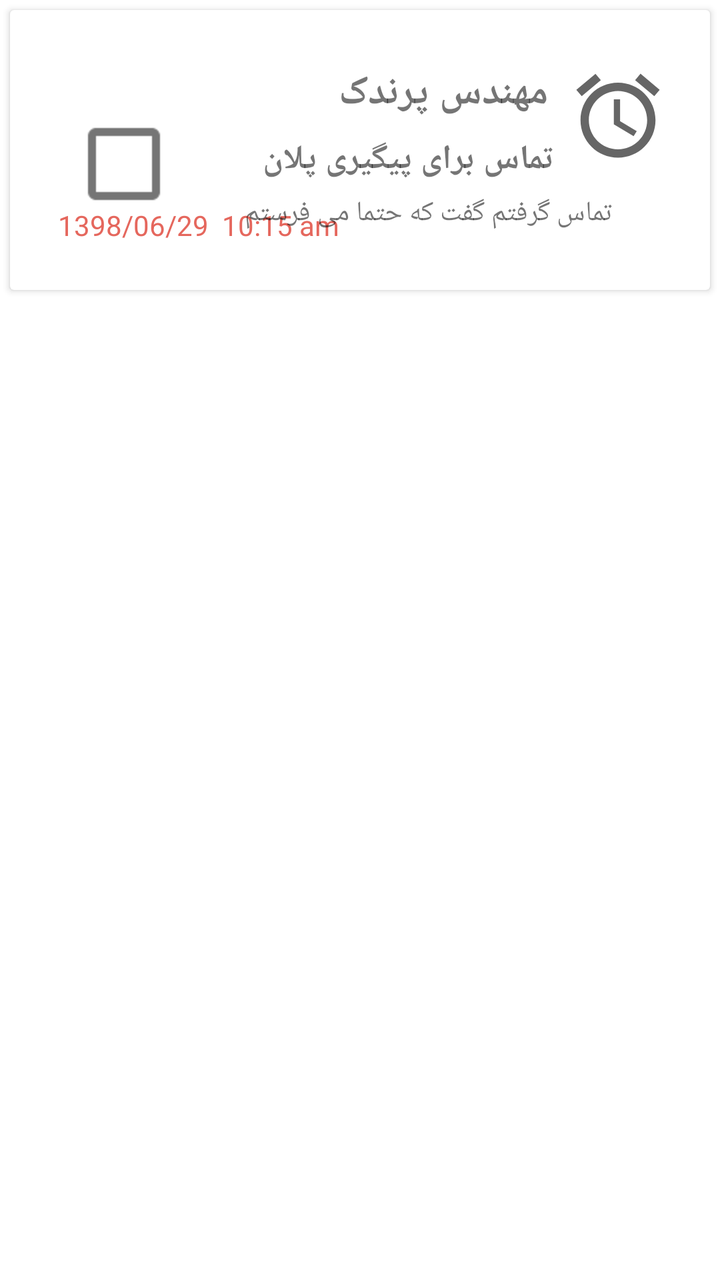
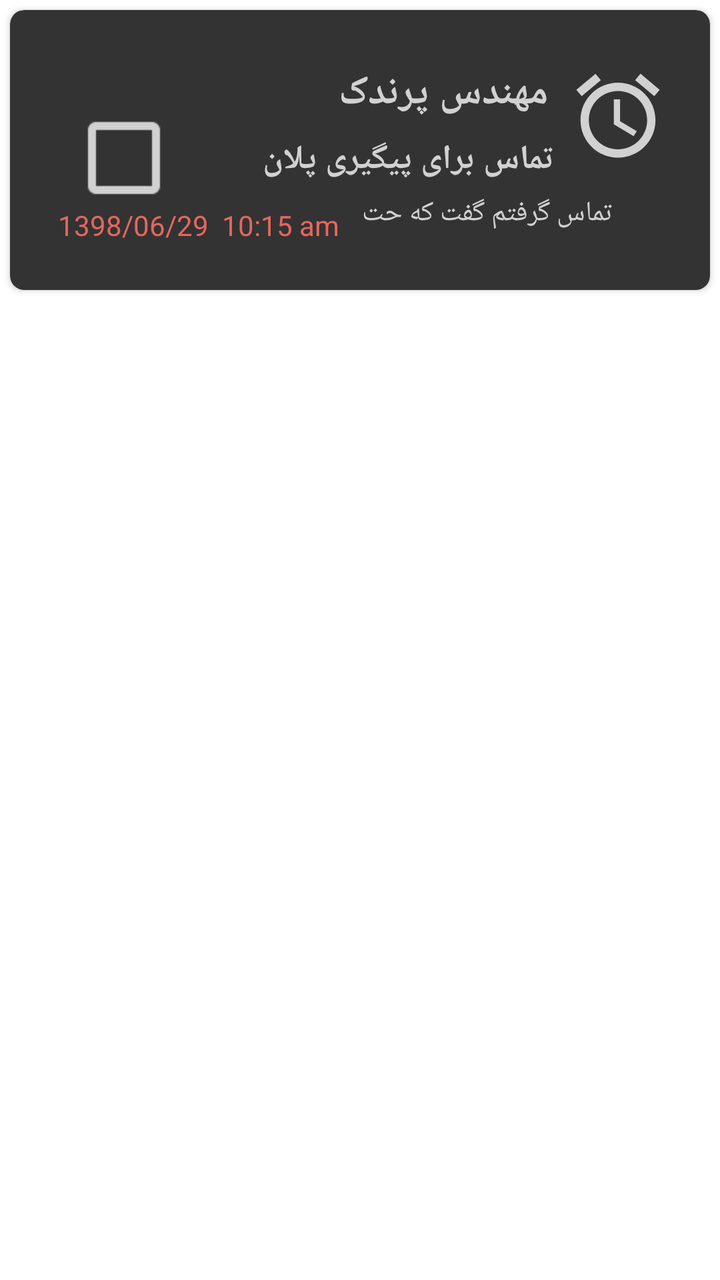

Screens rendered from an Android XML layout before and after an edit, with the pre-edit source and the edit as a unified diff.
<!-- AndroidManifest.xml: application theme MyMaterialTheme -->
<!-- res/layout/task_list_row.xml -->
<?xml version="1.0" encoding="utf-8"?>
<LinearLayout
    xmlns:android="http://schemas.android.com/apk/res/android"
    xmlns:card_view="http://schemas.android.com/apk/res-auto"
    xmlns:tools="http://schemas.android.com/tools"
    android:layout_width="match_parent"
    android:layout_height="wrap_content"
    xmlns:app="http://schemas.android.com/apk/res-auto"
    android:orientation="vertical">
    <androidx.cardview.widget.CardView
        android:id="@+id/card_view"
        android:layout_width="fill_parent"
        android:layout_height="wrap_content"
        android:layout_gravity="center"
        android:layout_margin="5dp"
        card_view:cardCornerRadius="2dp"
        card_view:contentPadding="10dp">

        <RelativeLayout
            android:layout_width="fill_parent"
            android:layout_height="120dp">

            <ImageView
                android:id="@+id/imageView3"
                android:layout_width="50dp"
                android:layout_height="50dp"
                android:layout_alignParentTop="true"
                android:layout_alignParentEnd="true"
                android:layout_alignParentRight="true"
                android:layout_marginTop="18dp"
                android:layout_marginEnd="11dp"
                android:layout_marginRight="11dp"
                app:srcCompat="@drawable/ic_alarm_black_24dp"
                tools:ignore="VectorDrawableCompat" />

            <TextView
                android:id="@+id/CusActReTitle"
                android:layout_width="wrap_content"
                android:layout_height="wrap_content"
                android:layout_alignParentTop="true"
                android:layout_alignParentEnd="true"
                android:layout_alignParentRight="true"
                android:layout_marginTop="53dp"
                android:layout_marginEnd="68dp"
                android:layout_marginRight="68dp"
                android:text="تماس برای پیگیری پلان"
                android:textSize="17dp"
                android:textStyle="bold" />

            <TextView
                android:id="@+id/CusActReDate"
                android:layout_width="wrap_content"
                android:layout_height="wrap_content"
                android:layout_alignParentStart="true"
                android:layout_alignParentLeft="true"
                android:layout_alignParentTop="true"
                android:layout_marginStart="14dp"
                android:layout_marginLeft="14dp"
                android:layout_marginTop="88dp"
                android:textColor="@color/colorAccent"
                android:text="1398/06/29  10:15 am" />

            <CheckBox
                android:id="@+id/CusActReCheckBox"
                android:layout_width="wrap_content"
                android:layout_height="wrap_content"
                android:layout_alignParentStart="true"
                android:layout_alignParentLeft="true"
                android:layout_alignParentTop="true"
                android:layout_marginStart="23dp"
                android:layout_marginLeft="23dp"
                android:layout_marginTop="43dp"
                android:scaleX="2"
                android:scaleY="2" />

            <TextView
                android:id="@+id/CusActReMain"
                android:layout_width="wrap_content"
                android:layout_height="wrap_content"
                android:layout_alignParentTop="true"
                android:layout_alignParentEnd="true"
                android:layout_alignParentRight="true"
                android:layout_marginTop="82dp"
                android:layout_marginEnd="39dp"
                android:layout_marginRight="39dp"
                android:text="تماس گرفتم گفت که حتما می فرستم" />

            <TextView
                android:id="@+id/txt_tasks_customer_name"
                android:layout_width="wrap_content"
                android:layout_height="wrap_content"
                android:layout_alignParentTop="true"
                android:layout_alignParentEnd="true"
                android:layout_alignParentRight="true"
                android:layout_marginTop="18dp"
                android:layout_marginEnd="71dp"
                android:layout_marginRight="71dp"
                android:text="مهندس پرندک"
                android:textSize="20sp"
                android:textStyle="bold" />

        </RelativeLayout>

    </androidx.cardview.widget.CardView>

</LinearLayout>
<!-- resources referenced by this layout -->
<resources>
  <color name="colorAccent">#E5675D</color>
  <!-- drawable ic_alarm_black_24dp (drawable) -->
  <vector xmlns:android="http://schemas.android.com/apk/res/android"
          android:width="24dp"
          android:height="24dp"
          android:viewportWidth="24.0"
          android:viewportHeight="24.0">
      <path
          android:fillColor="@color/textColorPrimary"
          android:pathData="M22,5.72l-4.6,-3.86 -1.29,1.53 4.6,3.86L22,5.72zM7.88,3.39L6.6,1.86 2,5.71l1.29,1.53 4.59,-3.85zM12.5,8L11,8v6l4.75,2.85 0.75,-1.23 -4,-2.37L12.5,8zM12,4c-4.97,0 -9,4.03 -9,9s4.02,9 9,9c4.97,0 9,-4.03 9,-9s-4.03,-9 -9,-9zM12,20c-3.87,0 -7,-3.13 -7,-7s3.13,-7 7,-7 7,3.13 7,7 -3.13,7 -7,7z"/>
  </vector>
  <style name="MyMaterialTheme" parent="MyMaterialTheme.Base">
          <item name="android:textColorPrimary">@color/textColorPrimary</item>
      </style>
  <color name="textColorPrimary">#666666</color>
  <style name="MyMaterialTheme.Base" parent="Theme.MaterialComponents.Light.NoActionBar">
          <item name="windowNoTitle">true</item>
          <item name="windowActionBar">false</item>
          <item name="colorPrimary">@color/colorPrimary</item>
          <item name="colorPrimaryDark">@color/colorPrimaryDark</item>
          <item name="colorAccent">@color/colorAccent</item>
      </style>
  <color name="colorPrimary">#333333</color>
  <color name="colorPrimaryDark">#333333</color>
</resources>

<!-- the commit's change to res/layout/task_list_row.xml (unified diff, before → after) -->
@@ -13,7 +13,8 @@
         android:layout_height="wrap_content"
         android:layout_gravity="center"
         android:layout_margin="5dp"
-        card_view:cardCornerRadius="2dp"
+        app:cardBackgroundColor="@color/colorPrimary"
+        card_view:cardCornerRadius="7dp"
         card_view:contentPadding="10dp">
 
         <RelativeLayout
@@ -37,6 +38,7 @@
                 android:id="@+id/CusActReTitle"
                 android:layout_width="wrap_content"
                 android:layout_height="wrap_content"
+                android:textColor="@color/d1Gray"
                 android:layout_alignParentTop="true"
                 android:layout_alignParentEnd="true"
                 android:layout_alignParentRight="true"
@@ -67,9 +69,10 @@
                 android:layout_alignParentStart="true"
                 android:layout_alignParentLeft="true"
                 android:layout_alignParentTop="true"
+                app:buttonTint="@color/d1Gray"
                 android:layout_marginStart="23dp"
                 android:layout_marginLeft="23dp"
-                android:layout_marginTop="43dp"
+                android:layout_marginTop="40dp"
                 android:scaleX="2"
                 android:scaleY="2" />
 
@@ -77,18 +80,23 @@
                 android:id="@+id/CusActReMain"
                 android:layout_width="wrap_content"
                 android:layout_height="wrap_content"
+                android:textColor="@color/d1Gray"
                 android:layout_alignParentTop="true"
                 android:layout_alignParentEnd="true"
                 android:layout_alignParentRight="true"
                 android:layout_marginTop="82dp"
                 android:layout_marginEnd="39dp"
                 android:layout_marginRight="39dp"
-                android:text="تماس گرفتم گفت که حتما می فرستم" />
+                android:text="تماس گرفتم گفت که حتما می فرستم"
+                android:maxLength="20"
+                android:ellipsize="marquee"
+                android:singleLine="true" />
 
             <TextView
                 android:id="@+id/txt_tasks_customer_name"
                 android:layout_width="wrap_content"
                 android:layout_height="wrap_content"
+                android:textColor="@color/d1Gray"
                 android:layout_alignParentTop="true"
                 android:layout_alignParentEnd="true"
                 android:layout_alignParentRight="true"
<!-- resource entries referenced after the edit -->
@@ -8,7 +8,7 @@
           android:viewportWidth="24.0"
           android:viewportHeight="24.0">
       <path
-          android:fillColor="@color/textColorPrimary"
+          android:fillColor="@color/d1Gray"
           android:pathData="M22,5.72l-4.6,-3.86 -1.29,1.53 4.6,3.86L22,5.72zM7.88,3.39L6.6,1.86 2,5.71l1.29,1.53 4.59,-3.85zM12.5,8L11,8v6l4.75,2.85 0.75,-1.23 -4,-2.37L12.5,8zM12,4c-4.97,0 -9,4.03 -9,9s4.02,9 9,9c4.97,0 9,-4.03 9,-9s-4.03,-9 -9,-9zM12,20c-3.87,0 -7,-3.13 -7,-7s3.13,-7 7,-7 7,3.13 7,7 -3.13,7 -7,7z"/>
   </vector>
   <style name="MyMaterialTheme" parent="MyMaterialTheme.Base">
@@ -23,6 +23,7 @@
           <item name="colorAccent">@color/colorAccent</item>
       </style>
   <color name="colorPrimary">#333333</color>
+  <color name="d1Gray">#d1d1d1</color>
   <color name="colorPrimaryDark">#333333</color>
 </resources>
 
